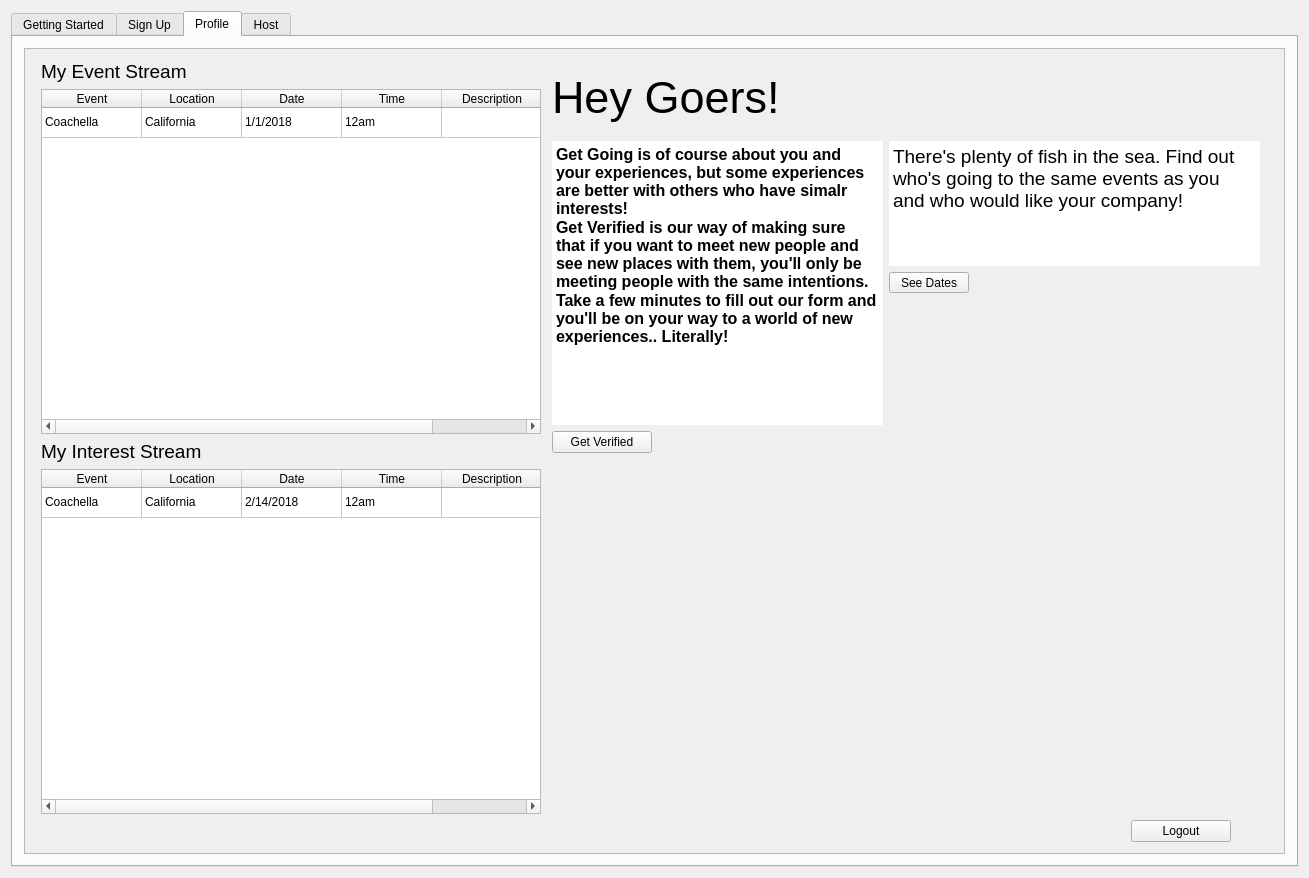
Old version of the form src/web-app/interestdata.ui in the repository Aesylwinn/software-engineering.
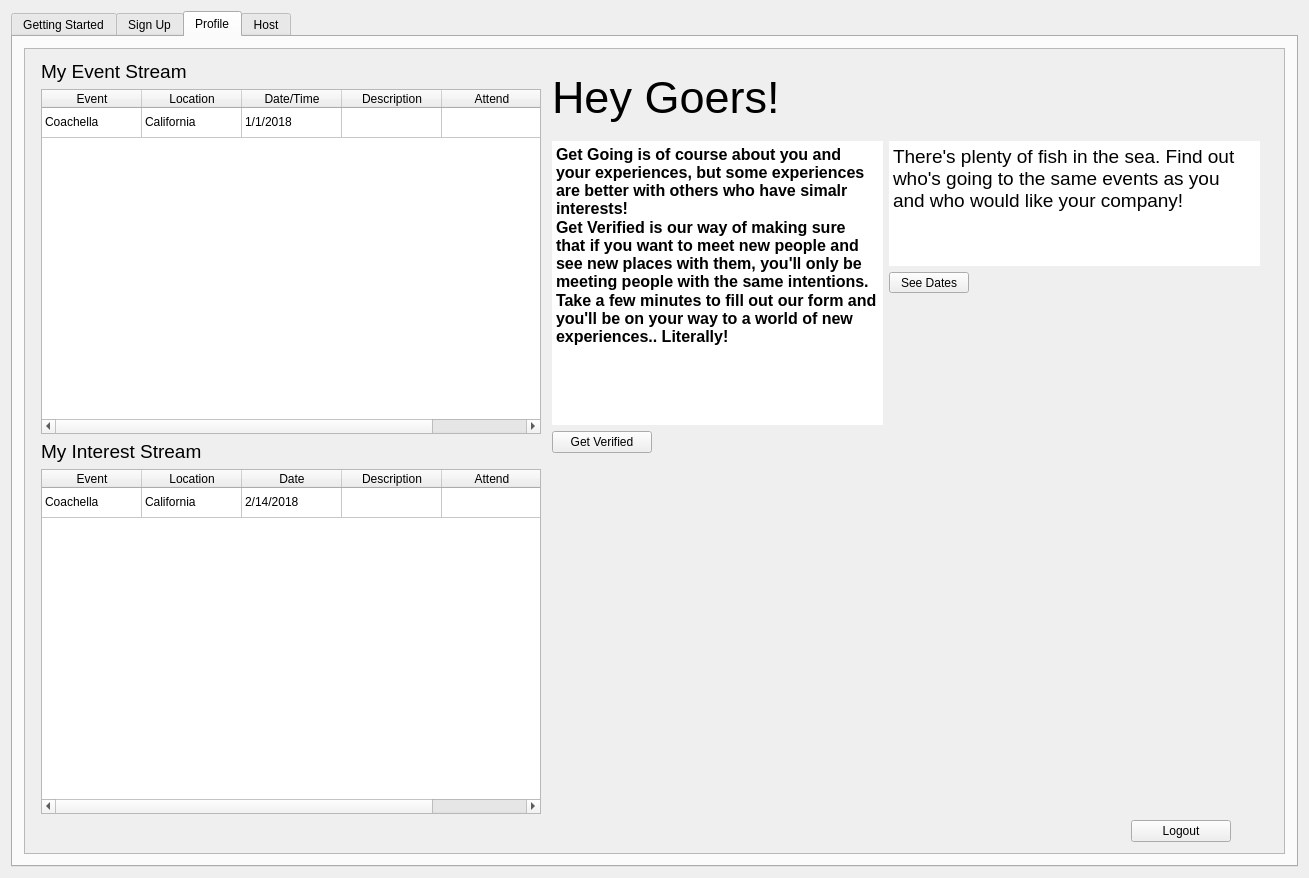
New version of the form. The open tabs and pages were chosen to show the change. Icons and pictures are not drawn.

Commit message: Inserted date and time into interest stream

Patch:
```diff
--- a/src/web-app/interestdata.ui
+++ b/src/web-app/interestdata.ui
@@ -1191,12 +1191,7 @@
                  </column>
                  <column>
                   <property name="text">
-                   <string>Date</string>
-                  </property>
-                 </column>
-                 <column>
-                  <property name="text">
-                   <string>Time</string>
+                   <string>Date/Time</string>
                   </property>
                  </column>
                  <column>
@@ -1204,6 +1199,11 @@
                    <string>Description</string>
                   </property>
                  </column>
+                 <column>
+                  <property name="text">
+                   <string>Attend</string>
+                  </property>
+                 </column>
                  <item row="0" column="0">
                   <property name="text">
                    <string>Coachella</string>
@@ -1219,11 +1219,6 @@
                    <string>1/1/2018</string>
                   </property>
                  </item>
-                 <item row="0" column="3">
-                  <property name="text">
-                   <string>12am</string>
-                  </property>
-                 </item>
                 </widget>
                </item>
               </layout>
@@ -1299,12 +1294,12 @@
                  </column>
                  <column>
                   <property name="text">
-                   <string>Time</string>
+                   <string>Description</string>
                   </property>
                  </column>
                  <column>
                   <property name="text">
-                   <string>Description</string>
+                   <string>Attend</string>
                   </property>
                  </column>
                  <item row="0" column="0">
@@ -1322,11 +1317,6 @@
                    <string>2/14/2018</string>
                   </property>
                  </item>
-                 <item row="0" column="3">
-                  <property name="text">
-                   <string>12am</string>
-                  </property>
-                 </item>
                 </widget>
                </item>
               </layout>
```
Left out of the diff: 2 changed lines with no effect on the pictures. The commit also changes 2 other files.
